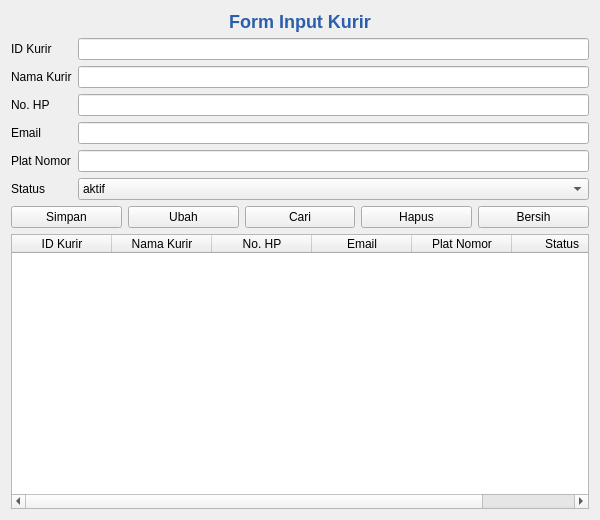
Old version of the form Pengiriman/kurir.ui in the repository Captaindaddy77/Visual3_2310010511.
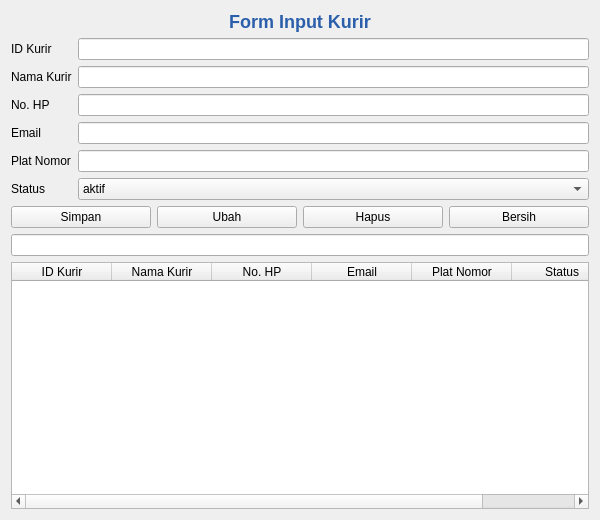
New version of the form.

```diff
--- a/Pengiriman/kurir.ui
+++ b/Pengiriman/kurir.ui
@@ -125,13 +125,6 @@
        </property>
       </widget>
      </item>
-     <item>
-      <widget class="QPushButton" name="btnCari">
-       <property name="text">
-        <string>Cari</string>
-       </property>
-      </widget>
-     </item>
      <item>
       <widget class="QPushButton" name="btnHapus">
        <property name="text">
@@ -148,7 +141,9 @@
      </item>
     </layout>
    </item>
-
+   <item>
+    <widget class="QLineEdit" name="editCari"/>
+   </item>
    <item>
     <widget class="QTableWidget" name="tableKurir">
      <property name="columnCount">
```
Left out of the diff: 7 changed lines with no effect on the pictures.
